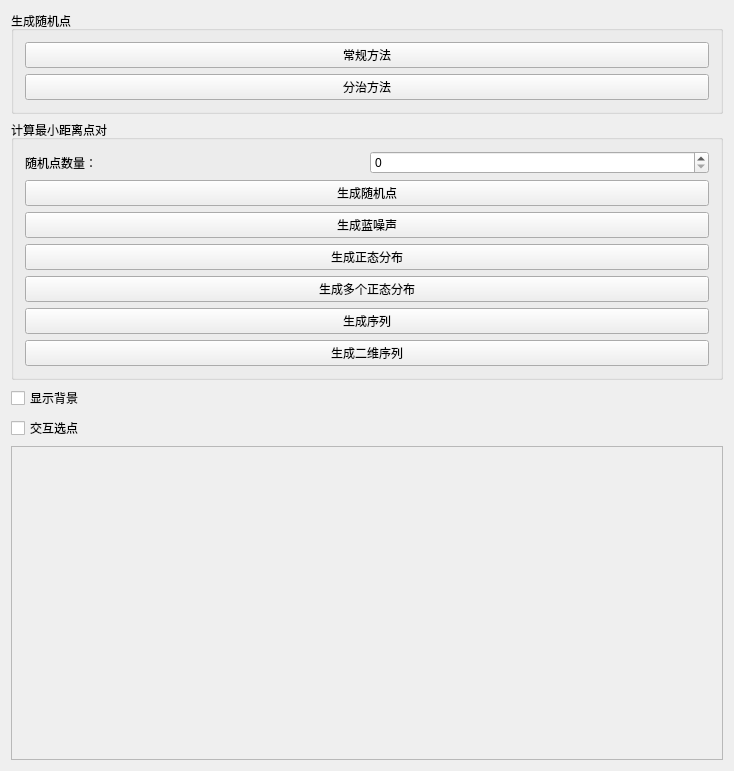
This is pointscontrolwidget.ui in ZhangMingdong/PointsFramework as Qt 5 draws it before an edit. The edited form follows.
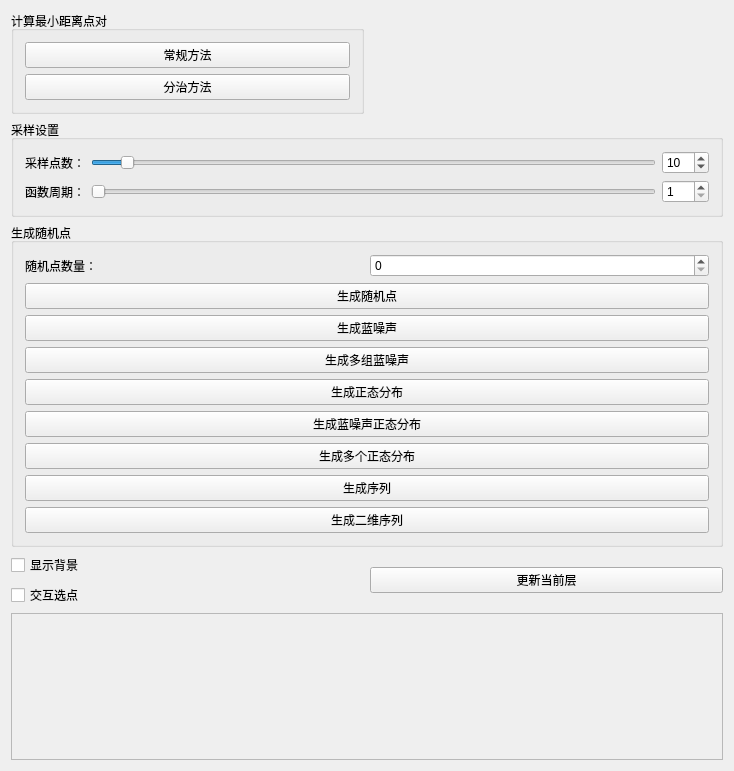
This is the edited form.

What changed in the file:
```diff
--- a/pointscontrolwidget.ui
+++ b/pointscontrolwidget.ui
@@ -13,11 +13,11 @@
   <property name="windowTitle">
    <string>PointsControlWidget</string>
   </property>
-  <layout class="QVBoxLayout" name="verticalLayout_3">
-   <item>
+  <layout class="QGridLayout" name="gridLayout">
+   <item row="0" column="0">
     <widget class="QGroupBox" name="groupBox">
      <property name="title">
-      <string>生成随机点</string>
+      <string>计算最小距离点对</string>
      </property>
      <layout class="QVBoxLayout" name="verticalLayout">
       <item>
@@ -37,10 +37,91 @@
      </layout>
     </widget>
    </item>
-   <item>
+   <item row="1" column="0" colspan="2">
+    <widget class="QGroupBox" name="groupBox_3">
+     <property name="title">
+      <string>采样设置</string>
+     </property>
+     <layout class="QGridLayout" name="gridLayout_2">
+      <item row="0" column="0">
+       <widget class="QLabel" name="label_2">
+        <property name="text">
+         <string>采样点数：</string>
+        </property>
+       </widget>
+      </item>
+      <item row="0" column="1">
+       <widget class="QSlider" name="horizontalSliderLen">
+        <property name="minimum">
+         <number>5</number>
+        </property>
+        <property name="maximum">
+         <number>100</number>
+        </property>
+        <property name="singleStep">
+         <number>5</number>
+        </property>
+        <property name="value">
+         <number>10</number>
+        </property>
+        <property name="orientation">
+         <enum>Qt::Horizontal</enum>
+        </property>
+       </widget>
+      </item>
+      <item row="0" column="2">
+       <widget class="QSpinBox" name="spinBoxLen">
+        <property name="minimum">
+         <number>5</number>
+        </property>
+        <property name="maximum">
+         <number>100</number>
+        </property>
+        <property name="singleStep">
+         <number>5</number>
+        </property>
+        <property name="value">
+         <number>10</number>
+        </property>
+       </widget>
+      </item>
+      <item row="1" column="0">
+       <widget class="QLabel" name="label_3">
+        <property name="text">
+         <string>函数周期：</string>
+        </property>
+       </widget>
+      </item>
+      <item row="1" column="1">
+       <widget class="QSlider" name="horizontalSliderPeriod">
+        <property name="minimum">
+         <number>1</number>
+        </property>
+        <property name="maximum">
+         <number>10</number>
+        </property>
+        <property name="orientation">
+         <enum>Qt::Horizontal</enum>
+        </property>
+       </widget>
+      </item>
+      <item row="1" column="2">
+       <widget class="QSpinBox" name="spinBoxPeriod">
+        <property name="minimum">
+         <number>1</number>
+        </property>
+        <property name="maximum">
+         <number>4</number>
+        </property>
+       </widget>
+      </item>
+     </layout>
+    </widget>
+   </item>
+   <item row="2" column="0" colspan="2">
     <widget class="QGroupBox" name="groupBox_2">
      <property name="title">
-      <string>计算最小距离点对</string>
+      <string>生成随机点</string>
      </property>
      <layout class="QVBoxLayout" name="verticalLayout_2">
       <item>
@@ -71,6 +152,13 @@
         </property>
        </widget>
       </item>
+      <item>
+       <widget class="QPushButton" name="pushButtonGenerateMulticlassBlueNoise">
+        <property name="text">
+         <string>生成多组蓝噪声</string>
+        </property>
+       </widget>
+      </item>
       <item>
        <widget class="QPushButton" name="pushButtonGenerateNormal">
         <property name="text">
@@ -78,6 +166,13 @@
         </property>
        </widget>
       </item>
+      <item>
+       <widget class="QPushButton" name="pushButtonGenerateBlueNoiseNormal">
+        <property name="text">
+         <string>生成蓝噪声正态分布</string>
+        </property>
+       </widget>
+      </item>
       <item>
        <widget class="QPushButton" name="pushButtonGenerateMultiNormal">
         <property name="text">
@@ -102,21 +197,28 @@
      </layout>
     </widget>
    </item>
-   <item>
+   <item row="3" column="0">
     <widget class="QCheckBox" name="checkBoxShowBackground">
      <property name="text">
       <string>显示背景</string>
      </property>
     </widget>
    </item>
-   <item>
+   <item row="3" column="1" rowspan="2">
+    <widget class="QPushButton" name="pushButtonUpdateLayer">
+     <property name="text">
+      <string>更新当前层</string>
+     </property>
+    </widget>
+   </item>
+   <item row="4" column="0">
     <widget class="QCheckBox" name="checkBoxPicking">
      <property name="text">
       <string>交互选点</string>
      </property>
     </widget>
    </item>
-   <item>
+   <item row="5" column="0" colspan="2">
     <widget class="QTextEdit" name="textEditResult">
      <property name="enabled">
       <bool>false</bool>
```
